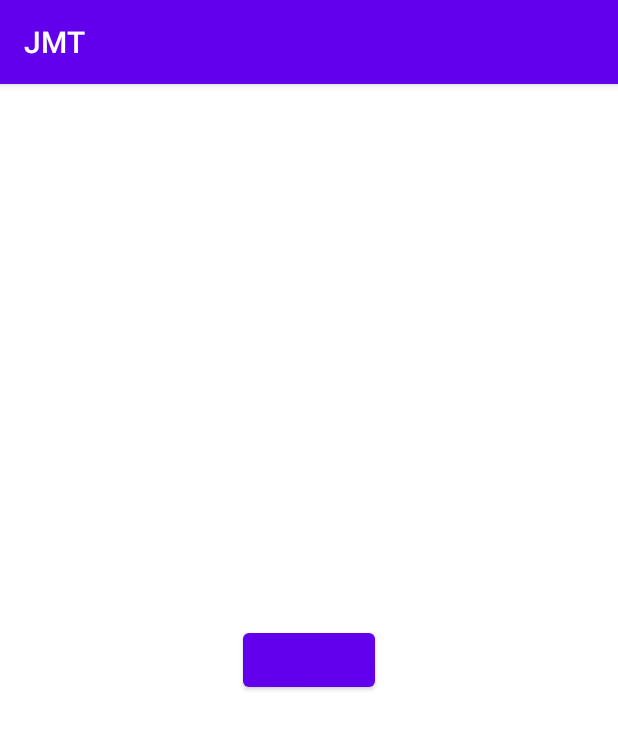
After one commit to team-JMT/jmt-aos, an Android app: the HomeFragment screen opened directly, with no data from a screen before it, on a phone screen of 412 x 824 dp. The commit adds this screen. Shown: the top 729 px of the screen. Run offline under Robolectric (Android 15) with nearby library versions, the phone set to English and light mode, and no system bars.

Commit message:
[sign/profile]: 갤러리에서 사진 불러오기 구현

```diff
--- /dev/null
+++ b/presentation/src/main/java/org/gdsc/presentation/view/HomeFragment.kt
@@ -0,0 +1,65 @@
+package org.gdsc.presentation.view
+
+import android.net.Uri
+import android.os.Bundle
+import android.util.Log
+import androidx.fragment.app.Fragment
+import android.view.LayoutInflater
+import android.view.View
+import android.view.ViewGroup
+import androidx.navigation.fragment.findNavController
+import org.gdsc.presentation.R
+import org.gdsc.presentation.databinding.FragmentHomeBinding
+
+class HomeFragment : Fragment() {
+    private var _binding: FragmentHomeBinding? = null
+    private val binding get() = _binding!!
+
+
+
+    override fun onCreateView(
+        inflater: LayoutInflater, container: ViewGroup?,
+        savedInstanceState: Bundle?
+    ): View? {
+        _binding = FragmentHomeBinding.inflate(inflater, container, false)
+
+        binding.permissionButton.setOnClickListener {
+            //val directions = HomeFragmentDirections.actionHomeToPermission()
+            findNavController().navigate(R.id.action_home_to_permission)
+        }
+        /*
+        binding.buttonListener = View.OnClickListener {
+            val directions = HomeFragmentDirections.actionHomeToPermission()
+            findNavController().navigate(directions)
+        }
+
+         */
+
+        // After getting Uri list selected from ImagePicker
+        activity?.supportFragmentManager?.setFragmentResultListener(URI_LIST_CHECKED, viewLifecycleOwner) { _, bundle ->
+            bundle.getStringArrayList("uriList")?.let { uriList ->
+                for(uri in uriList) {
+                    Log.d(TAG, uri.toString())
+                    // TODO: Whatever you want!
+                }
+            }
+        }
+
+        return binding.root
+    }
+
+    override fun onViewCreated(view: View, savedInstanceState: Bundle?) {
+        super.onViewCreated(view, savedInstanceState)
+
+    }
+
+    override fun onDestroy() {
+        super.onDestroy()
+        _binding = null
+    }
+
+    companion object {
+        const val URI_LIST_CHECKED = "URI_LIST_CHECKED"
+        const val TAG = "HomeFragment"
+    }
+}
--- a/presentation/src/main/java/org/gdsc/presentation/view/LoginActivity.kt
+++ b/presentation/src/main/java/org/gdsc/presentation/view/LoginActivity.kt
@@ -48,6 +48,8 @@ class LoginActivity : AppCompatActivity() {
                     val credential = viewModel.getGoogleCredential(intent)
                     val googleIdToken = credential.googleIdToken
 
+                    Log.d(TAG, "Google Login Success : $googleIdToken")
+
                     // TODO : 토큰이 null일 경우 예외 처리
                     googleIdToken?.let {
                         viewModel.postGoogleToken(it)
--- /dev/null
+++ b/presentation/src/main/java/org/gdsc/presentation/view/SetProfileActivity.kt
@@ -0,0 +1,16 @@
+
+package org.gdsc.presentation.view
+
+import androidx.appcompat.app.AppCompatActivity
+import android.os.Bundle
+import org.gdsc.presentation.R
+import org.gdsc.presentation.databinding.ActivitySetProfileBinding
+
+class SetProfileActivity : AppCompatActivity() {
+    lateinit var binding: ActivitySetProfileBinding
+    override fun onCreate(savedInstanceState: Bundle?) {
+        super.onCreate(savedInstanceState)
+        binding = ActivitySetProfileBinding.inflate(layoutInflater)
+        setContentView(binding.root)
+    }
+}
--- a/presentation/src/main/java/org/gdsc/presentation/viewmodel/LoginViewModel.kt
+++ b/presentation/src/main/java/org/gdsc/presentation/viewmodel/LoginViewModel.kt
@@ -35,7 +35,6 @@ class LoginViewModel @Inject constructor(
     fun postGoogleToken(token: String) {
         viewModelScope.launch {
             val response = postGoogleTokenUseCase.invoke(token)
-            Log.d(TAG, "postGoogleToken: $response")
         }
     }
 
--- a/presentation/src/main/res/layout/activity_main.xml
+++ b/presentation/src/main/res/layout/activity_main.xml
@@ -6,6 +6,12 @@
     android:layout_height="match_parent"
     tools:context="org.gdsc.presentation.view.MainActivity">
 
+    <Button
+        android:id="@+id/editButton"
+        android:layout_width="wrap_content"
+        android:layout_height="wrap_content"
+        app:layout_constraintTop_toTopOf="parent"
+        app:layout_constraintStart_toStartOf="parent"/>
     <EditText
         android:id="@+id/editText"
         android:layout_width="300dp"
--- /dev/null
+++ b/presentation/src/main/res/layout/activity_set_profile.xml
@@ -0,0 +1,17 @@
+<?xml version="1.0" encoding="utf-8"?>
+<androidx.constraintlayout.widget.ConstraintLayout xmlns:android="http://schemas.android.com/apk/res/android"
+    xmlns:app="http://schemas.android.com/apk/res-auto"
+    xmlns:tools="http://schemas.android.com/tools"
+    android:layout_width="match_parent"
+    android:layout_height="match_parent"
+    tools:context=".view.SetProfileActivity">
+
+    <androidx.fragment.app.FragmentContainerView
+        android:id="@+id/nav_host"
+        android:name="androidx.navigation.fragment.NavHostFragment"
+        android:layout_width="match_parent"
+        android:layout_height="match_parent"
+        app:defaultNavHost="true"
+        app:navGraph="@navigation/nav_graph"/>
+
+</androidx.constraintlayout.widget.ConstraintLayout>
--- /dev/null
+++ b/presentation/src/main/res/layout/fragment_home.xml
@@ -0,0 +1,24 @@
+<?xml version="1.0" encoding="utf-8"?>
+<FrameLayout xmlns:android="http://schemas.android.com/apk/res/android"
+    xmlns:tools="http://schemas.android.com/tools"
+    android:layout_width="match_parent"
+    android:layout_height="match_parent"
+    xmlns:app="http://schemas.android.com/apk/res-auto"
+    tools:context=".view.HomeFragment">
+
+    <androidx.constraintlayout.widget.ConstraintLayout
+        android:layout_width="match_parent"
+        android:layout_height="match_parent">
+
+        <Button
+            android:id="@+id/permission_button"
+            android:layout_width="wrap_content"
+            android:layout_height="wrap_content"
+            app:layout_constraintTop_toTopOf="parent"
+            app:layout_constraintBottom_toBottomOf="parent"
+            app:layout_constraintStart_toStartOf="parent"
+            app:layout_constraintEnd_toEndOf="parent"/>
+    </androidx.constraintlayout.widget.ConstraintLayout>
+
+
+</FrameLayout>
--- /dev/null
+++ b/presentation/src/main/res/navigation/nav_graph.xml
@@ -0,0 +1,32 @@
+<?xml version="1.0" encoding="utf-8"?>
+<navigation xmlns:android="http://schemas.android.com/apk/res/android"
+    xmlns:app="http://schemas.android.com/apk/res-auto"
+    xmlns:tools="http://schemas.android.com/tools"
+    android:id="@+id/nav_graph"
+    app:startDestination="@id/fragment_home">
+
+    <fragment
+        android:id="@+id/fragment_home"
+        android:name="org.gdsc.presentation.view.HomeFragment"
+        tools:layout="@layout/fragment_home">
+        <action
+            android:id="@+id/action_home_to_permission"
+            app:destination="@id/fragment_permission" />
+    </fragment>
+
+    <fragment
+        android:id="@+id/fragment_permission"
+        android:name="org.gdsc.presentation.view.PermissionFragment"
+        tools:layout="@layout/fragment_permission">
+        <action
+            android:id="@+id/action_permission_to_imagepicker"
+            app:destination="@id/fragment_image_picker"
+            app:popUpTo="@id/fragment_home"/>
+    </fragment>
+
+    <fragment
+        android:id="@+id/fragment_image_picker"
+        android:name="org.gdsc.presentation.view.ImagePickerFragment"
+        tools:layout="@layout/fragment_image_picker"/>
+
+</navigation>
--- a/presentation/src/main/res/values/strings.xml
+++ b/presentation/src/main/res/values/strings.xml
@@ -9,4 +9,6 @@
     <string name="nickname_hint">닉네임을 입력하세요.</string>
 
     <string name="content_description_nickname_verify">닉네임 유효성 검증</string>
+    <!-- TODO: Remove or change this placeholder text -->
+    <string name="hello_blank_fragment">Hello blank fragment</string>
 </resources>
```
Also changed, not shown: presentation/build.gradle (+14 -0 lines), presentation/src/main/AndroidManifest.xml (+6 -6 lines), presentation/src/main/java/org/gdsc/presentation/adapter/ImageAdapter.kt (added, +68 -0 lines), presentation/src/main/java/org/gdsc/presentation/data/ImageItem.kt (added, +8 -0 lines), presentation/src/main/java/org/gdsc/presentation/view/ImagePickerFragment.kt (added, +55 -0 lines), presentation/src/main/java/org/gdsc/presentation/view/PermissionFragment.kt (added, +88 -0 lines), presentation/src/main/java/org/gdsc/presentation/viewmodel/ImagePickerViewModel.kt (added, +57 -0 lines), presentation/src/main/res/layout/fragment_image_picker.xml (added, +50 -0 lines), presentation/src/main/res/layout/fragment_permission.xml (added, +27 -0 lines), presentation/src/main/res/layout/item_image.xml (added, +23 -0 lines).
